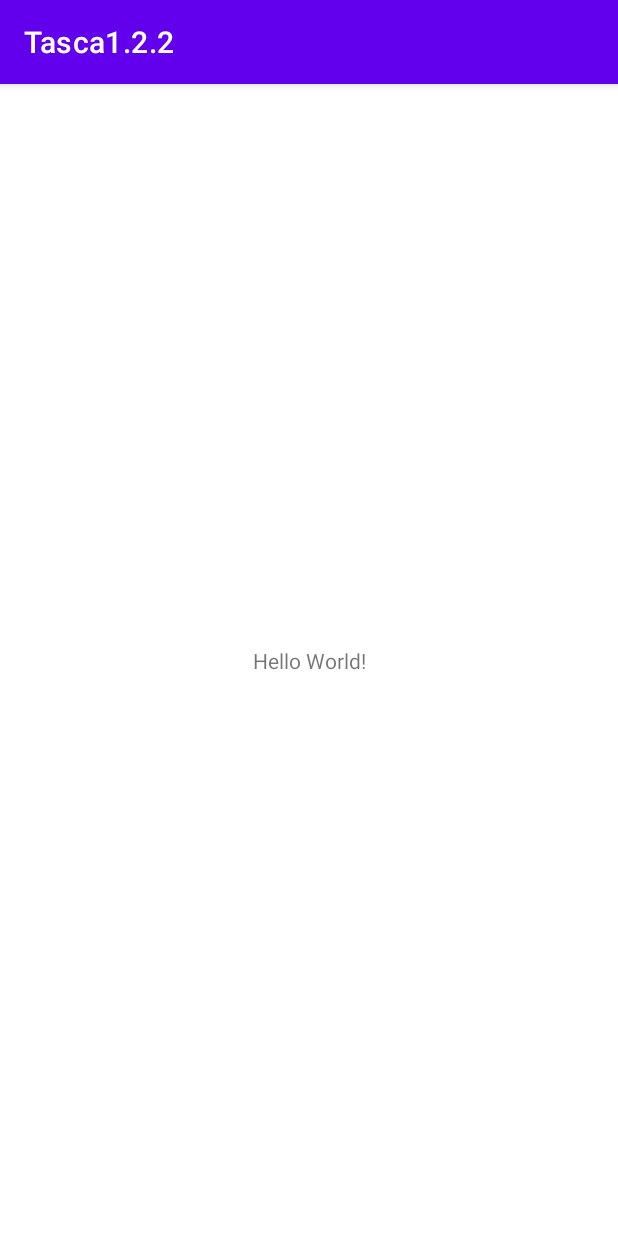
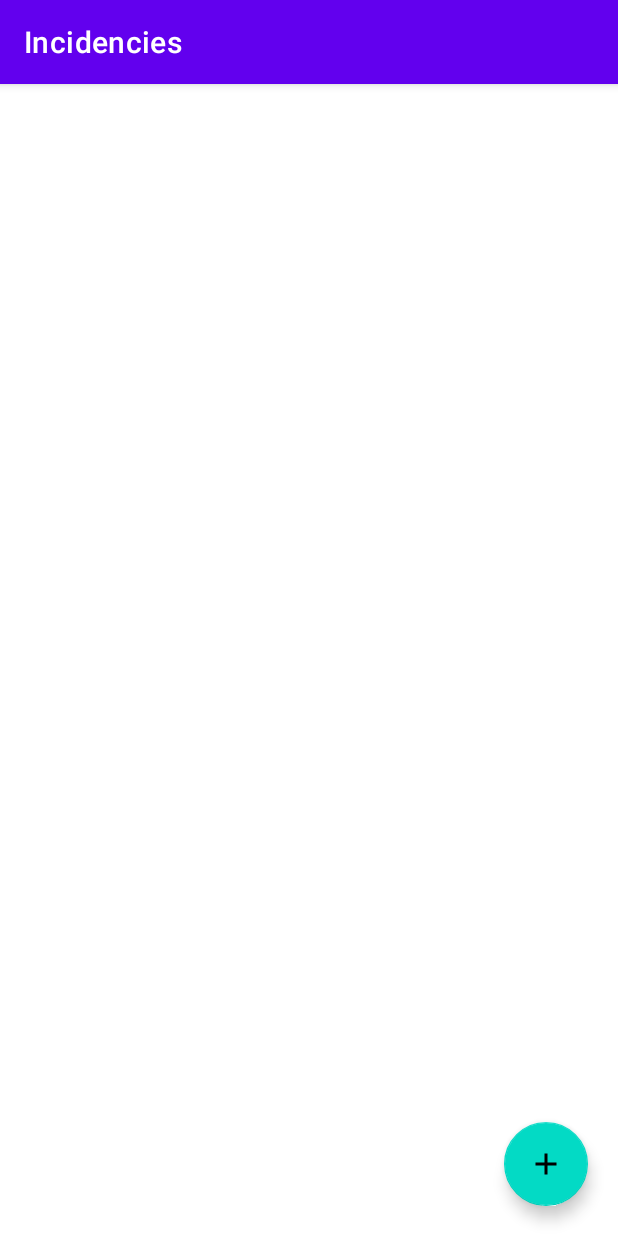
Before and after one commit to MiquelAngelMontero/Tasca1.2.2, an Android app: the screen it shows after launch (MainActivity), on a phone screen of 412 x 824 dp. Run offline under Robolectric (Android 15) with nearby library versions, the phone set to English and light mode, and no system bars.

Commit message:
Afegir dades a la BBDD 19112022

```diff
--- a/app/build.gradle
+++ b/app/build.gradle
@@ -14,6 +14,7 @@ android {
         versionName "1.0"
 
         testInstrumentationRunner "androidx.test.runner.AndroidJUnitRunner"
+        vectorDrawables.useSupportLibrary = true
     }
 
     buildTypes {
--- a/app/src/main/java/com/example/tasca122/MainActivity.java
+++ b/app/src/main/java/com/example/tasca122/MainActivity.java
@@ -1,14 +1,34 @@
 package com.example.tasca122;
 
 import androidx.appcompat.app.AppCompatActivity;
+import androidx.recyclerview.widget.RecyclerView;
 
+import android.content.Intent;
 import android.os.Bundle;
+import android.view.View;
+
+import com.google.android.material.floatingactionbutton.FloatingActionButton;
 
 public class MainActivity extends AppCompatActivity {
+
+    //Declarem els botons i la llista de la vista
+    RecyclerView llista;
+    FloatingActionButton afegir;
 
     @Override
     protected void onCreate(Bundle savedInstanceState) {
         super.onCreate(savedInstanceState);
         setContentView(R.layout.activity_main);
+
+        //Asignem la vista a la variable
+        llista = findViewById(R.id.llista);
+        afegir = findViewById(R.id.afegir);
+        afegir.setOnClickListener(new View.OnClickListener() {
+            @Override
+            public void onClick(View view) {
+                Intent intent = new Intent(MainActivity.this, Afegir.class);
+                startActivity(intent);
+            }
+        });
     }
 }
--- /dev/null
+++ b/app/src/main/res/drawable/ic_afegir.xml
@@ -0,0 +1,5 @@
+<vector android:height="24dp" android:tint="#FFFFFF"
+    android:viewportHeight="24" android:viewportWidth="24"
+    android:width="24dp" xmlns:android="http://schemas.android.com/apk/res/android">
+    <path android:fillColor="@android:color/white" android:pathData="M19,13h-6v6h-2v-6H5v-2h6V5h2v6h6v2z"/>
+</vector>
--- a/app/src/main/res/layout/activity_main.xml
+++ b/app/src/main/res/layout/activity_main.xml
@@ -6,13 +6,25 @@
     android:layout_height="match_parent"
     tools:context=".MainActivity">
 
-    <TextView
-        android:layout_width="wrap_content"
-        android:layout_height="wrap_content"
-        android:text="Hello World!"
+    <androidx.recyclerview.widget.RecyclerView
+        android:id="@+id/llista"
+        android:layout_width="409dp"
+        android:layout_height="729dp"
         app:layout_constraintBottom_toBottomOf="parent"
         app:layout_constraintEnd_toEndOf="parent"
         app:layout_constraintStart_toStartOf="parent"
-        app:layout_constraintTop_toTopOf="parent" />
+        app:layout_constraintTop_toTopOf="parent"
+        app:layout_constraintVertical_bias="1.0" />
 
+    <com.google.android.material.floatingactionbutton.FloatingActionButton
+        android:id="@+id/afegir"
+        android:layout_width="wrap_content"
+        android:layout_height="wrap_content"
+        android:layout_marginEnd="20dp"
+        android:layout_marginBottom="20dp"
+        android:clickable="true"
+        android:focusable="true"
+        app:layout_constraintBottom_toBottomOf="parent"
+        app:layout_constraintEnd_toEndOf="parent"
+        app:srcCompat="@drawable/ic_afegir" />
 </androidx.constraintlayout.widget.ConstraintLayout>
```
Also changed, not shown: app/src/main/AndroidManifest.xml (+11 -1 lines), app/src/main/java/com/example/tasca122/Afegir.java (added, +45 -0 lines), app/src/main/java/com/example/tasca122/BBDD.java (added, +79 -0 lines), app/src/main/res/layout/activity_afegir.xml (added, +88 -0 lines), app/src/main/res/values/strings.xml (+7 -0 lines).
